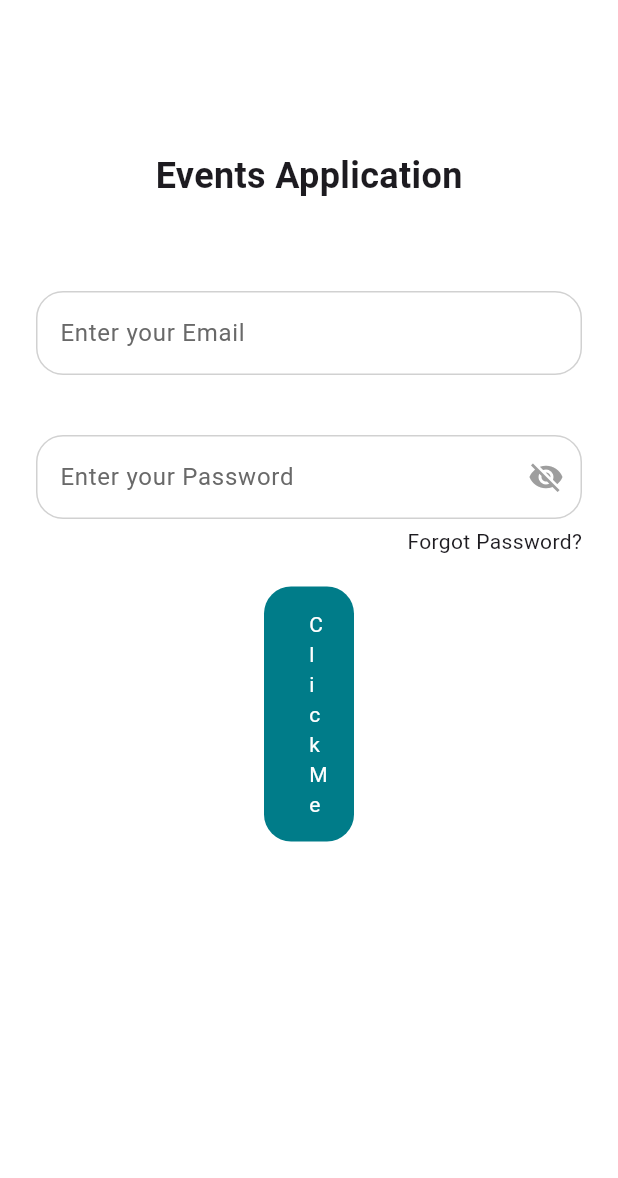
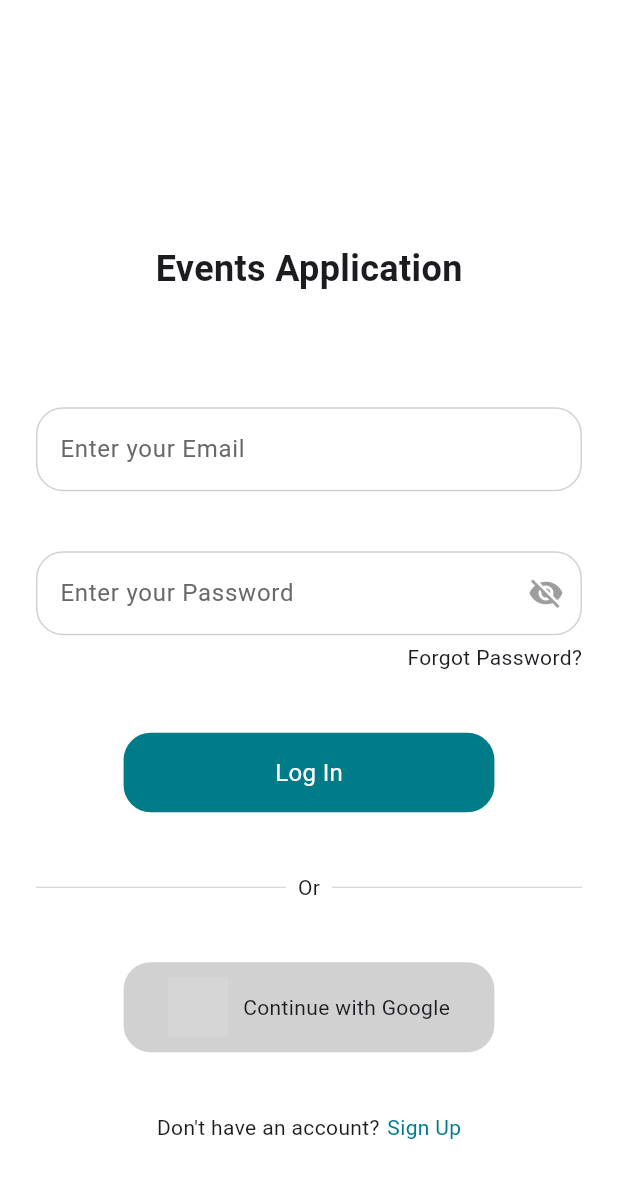
Before and after one commit to naumanijazch/Events-App, a Flutter app: the screen it shows after launch, on a phone screen of 412 x 824 dp. Shown: the top 1178 px of the screen. Run offline on Flutter 3.47's test engine with Material 3 defaults, Android fonts, the phone set to English and light mode, and no system bars; grey boxes are pictures that could not be loaded.

Commit message:
login page frontend

```diff
--- a/lib/components/custom_button.dart
+++ b/lib/components/custom_button.dart
@@ -7,15 +7,23 @@ class CustomButton extends StatelessWidget {
   @override
   Widget build(BuildContext context) {
     return Container(
-      padding: const EdgeInsets.symmetric(horizontal: 30, vertical: 15),
-      margin: const EdgeInsets.symmetric(horizontal: 176),
+      padding: const EdgeInsets.symmetric(horizontal: 40, vertical: 15),
+      margin: EdgeInsets.symmetric(
+          horizontal: MediaQuery.of(context).size.width * 0.2),
       decoration: const BoxDecoration(
-          color: customPrimaryColor,
-          borderRadius: BorderRadius.all(Radius.circular(customRadius))),
+        color: customPrimaryColor,
+        borderRadius: BorderRadius.all(Radius.circular(customRadius)),
+      ),
       child: const Center(
-        child: Text(
-          "Click Me",
-          style: TextStyle(color: Colors.white),
+        child: FittedBox(
+          // Ensures the text resizes to fit the container
+          child: Text(
+            "Log In",
+            style: TextStyle(
+              color: Colors.white,
+              fontSize: 16,
+            ),
+          ),
         ),
       ),
     );
--- /dev/null
+++ b/lib/components/square_tile.dart
@@ -0,0 +1,39 @@
+import 'package:events_app_flutter/constants/customStyling.dart';
+import 'package:flutter/material.dart';
+
+class SquareTile extends StatelessWidget {
+  final String imagePath;
+  final String tileText;
+
+  const SquareTile({
+    super.key,
+    required this.imagePath,
+    required this.tileText,
+  });
+
+  @override
+  Widget build(BuildContext context) {
+    return Container(
+      padding: const EdgeInsets.all(10),
+      margin: EdgeInsets.symmetric(
+          horizontal: MediaQuery.of(context).size.width * 0.2),
+      decoration: BoxDecoration(
+        color: customBorderColor,
+        borderRadius: BorderRadius.circular(customRadius),
+      ),
+      child: Row(
+        // Using Row to display image and text side by side
+        mainAxisAlignment: MainAxisAlignment.center,
+        crossAxisAlignment: CrossAxisAlignment.center,
+        children: [
+          Image.asset(
+            imagePath,
+            height: 40,
+          ),
+          const SizedBox(width: 10),
+          Text(tileText),
+        ],
+      ),
+    );
+  }
+}
--- /dev/null
+++ b/lib/components/text_divider.dart
@@ -0,0 +1,36 @@
+import 'package:flutter/material.dart';
+
+import '../constants/customStyling.dart';
+
+class TextDivider extends StatelessWidget {
+  final String dividerText;
+
+  const TextDivider(String s, {super.key, this.dividerText = "Or"});
+
+  @override
+  Widget build(BuildContext context) {
+    return Padding(
+      padding: const EdgeInsets.symmetric(horizontal: 24.0),
+      child: Row(
+        children: [
+          const Expanded(
+            child: Divider(
+              thickness: 0.75,
+              color: customBorderColor,
+            ),
+          ),
+          Padding(
+            padding: const EdgeInsets.symmetric(horizontal: 8.0),
+            child: Text(dividerText),
+          ),
+          const Expanded(
+            child: Divider(
+              thickness: 0.75,
+              color: customBorderColor,
+            ),
+          ),
+        ],
+      ),
+    );
+  }
+}
--- a/lib/pages/login_page.dart
+++ b/lib/pages/login_page.dart
@@ -1,5 +1,7 @@
 import 'package:events_app_flutter/components/custom_button.dart';
 import 'package:events_app_flutter/components/input_textfield.dart';
+import 'package:events_app_flutter/components/square_tile.dart';
+import 'package:events_app_flutter/components/text_divider.dart';
 import 'package:events_app_flutter/constants/customStyling.dart';
 import 'package:flutter/material.dart';
 
@@ -18,6 +20,7 @@ class LoginPage extends StatelessWidget {
       backgroundColor: customBackgroundColor, // Use global background color
       body: SafeArea(
         child: Column(
+          mainAxisAlignment: MainAxisAlignment.center,
           children: [
             // App name title
             const SizedBox(height: 100),
@@ -33,7 +36,7 @@ class LoginPage extends StatelessWidget {
             ),
 
             // email input
-            const SizedBox(height: 60),
+            const SizedBox(height: 75),
             InputTextfield(
               controller: usernameController,
               customLabelText: "Enter your Email",
@@ -72,12 +75,39 @@ class LoginPage extends StatelessWidget {
             ),
 
             // login button
-            const SizedBox(height: 20),
-            const CustomButton()
+            const SizedBox(height: 40),
+            const CustomButton(),
 
-            // don't have an account? sign in
+            // divider
+            const SizedBox(height: 40),
+            const TextDivider("Or Continue with"),
 
             // continue with google auth
+            const SizedBox(height: 40),
+            const SquareTile(
+                imagePath: 'assets/googleLogo.png',
+                tileText: "Continue with Google"),
+
+            // don't have an account? sign up
+            const SizedBox(height: 40),
+            Row(
+              mainAxisAlignment: MainAxisAlignment.center,
+              children: [
+                const Text("Don't have an account?"),
+                const SizedBox(width: 5),
+                GestureDetector(
+                  onTap: () {
+                    // navigate to sign up page
+                  },
+                  child: const Text(
+                    "Sign Up",
+                    style: TextStyle(
+                      color: customPrimaryColor,
+                    ),
+                  ),
+                ),
+              ],
+            ),
           ],
         ),
       ),
--- a/pubspec.yaml
+++ b/pubspec.yaml
@@ -1,6 +1,6 @@
 name: events_app_flutter
 description: "A new Flutter project."
-publish_to: 'none'
+publish_to: "none"
 version: 0.1.0
 
 environment:
@@ -17,3 +17,7 @@ dev_dependencies:
 
 flutter:
   uses-material-design: true
+
+  assets:
+    - assets/
+    - assets/googleLogo.png
```
Also changed, not shown: assets/googleIcon.png (added), lib/assests/google logo.png (deleted), package-lock.json (added).
